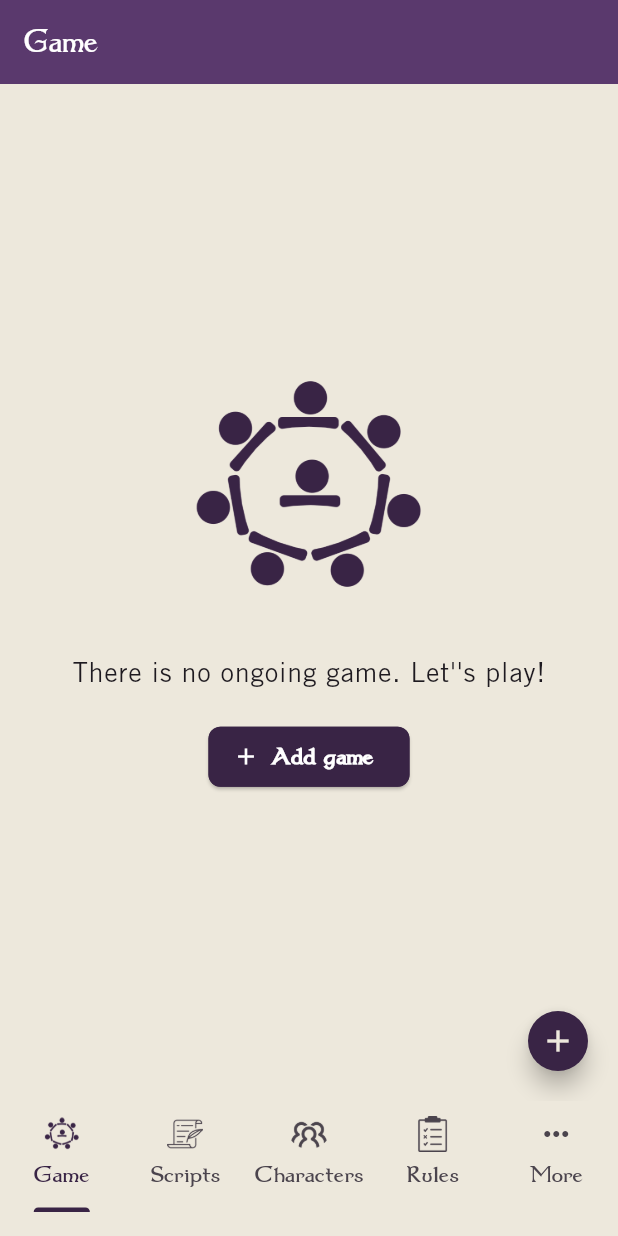
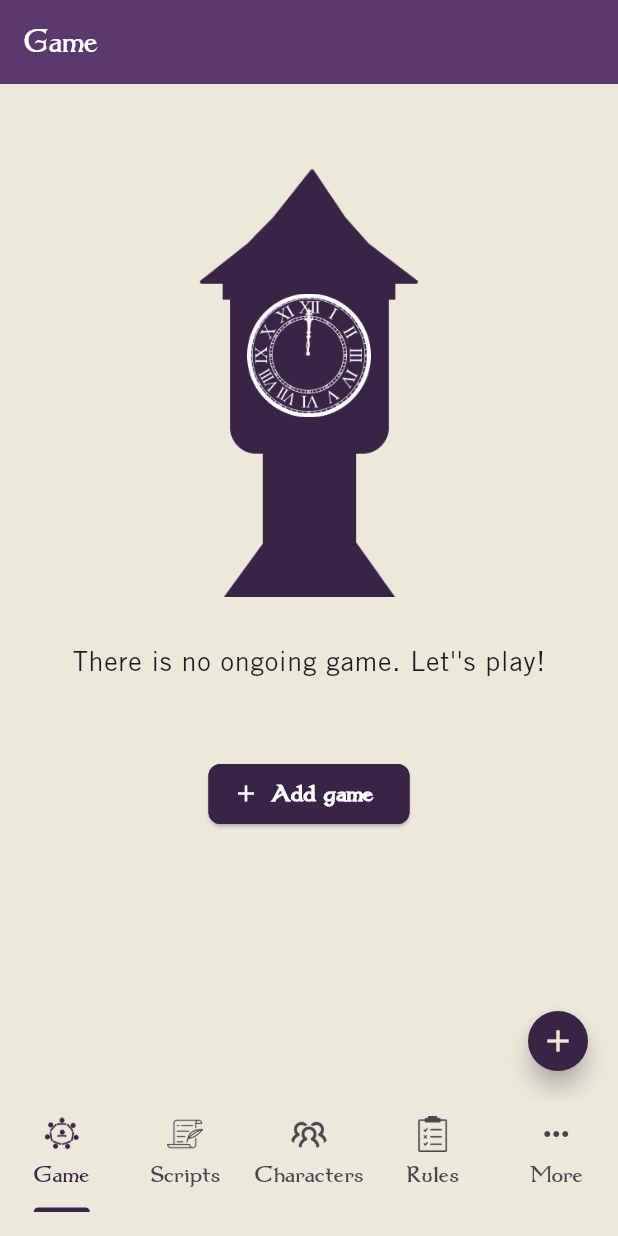
Before and after one commit to marianapatcosta/the-investigators-clues, a Flutter app: the screen it shows after launch, on a phone screen of 412 x 824 dp. Run offline on Flutter 3.47's test engine with Material 3 defaults, Android fonts, the light colour scheme and no system bars; our stand-ins replace flutter_riverpod, shared_preferences, shimmer, webview_flutter; missing offline and left inert: flutter_circular_text; generated files the repository leaves out were written again.

Commit message:
Fix player in ellipsis alignment and add few other improvements

```diff
--- a/lib/constants.dart
+++ b/lib/constants.dart
@@ -92,7 +92,7 @@ const botcWikiUrl = 'https://wiki.bloodontheclocktower.com';
 
 const kScriptsDatabaseUrl = 'botc-scripts.azurewebsites.net';
 
-const kCharactersTokensPath = 'assets/images/character_tokens';
+const kCharactersTokensPath = 'assets/images/character_tokens_off';
 
 final kInitialFavoriteScripts = mapInfoToScripts(favoriteScriptsInfo);
 
--- a/lib/screens/game.dart
+++ b/lib/screens/game.dart
@@ -116,12 +116,34 @@ class _GameScreenState extends State<GameScreen> {
 
     Widget content = SliverFillRemaining(
       hasScrollBody: false,
-      child: Center(
       child: Column(
         mainAxisSize: MainAxisSize.min,
         children: [
-            ImageIcon(const AssetImage("assets/images/game.png"),
-                size: 160, color: theme.colorScheme.primary),
+          const SizedBox(
+            height: 56,
+          ),
+          Stack(
+            children: [
+              Image(
+                image: const AssetImage("assets/images/clocktower.png"),
+                color: theme.colorScheme.primary,
+                width: 150,
+              ),
+              Positioned(
+                top: 50,
+                left: 0,
+                right: 0,
+                child: Transform.scale(
+                  scale: 0.55,
+                  child: Image(
+                    image: const AssetImage("assets/images/clock.png"),
+                    color: theme.colorScheme.onPrimary,
+                    width: 70,
+                  ),
+                ),
+              ),
+            ],
+          ),
           const SizedBox(
             height: 32,
           ),
@@ -130,7 +152,7 @@ class _GameScreenState extends State<GameScreen> {
             style: theme.textTheme.bodyLarge!.copyWith(fontSize: 18),
           ),
           const SizedBox(
-              height: 16,
+            height: 48,
           ),
           ElevatedButton.icon(
             onPressed: () {
@@ -140,7 +162,6 @@ class _GameScreenState extends State<GameScreen> {
             icon: const Icon(Icons.add),
           )
         ],
-        ),
       ),
     );
 
@@ -333,11 +354,13 @@ class _GameScreenState extends State<GameScreen> {
                   showDeleteGameDialog(
                       context, '${t.gameSetupExists} ${t.deleteGameAreYouSure}',
                       () {
+                    _addGame(context);
+                    Future.delayed(const Duration(milliseconds: 100), () async {
                       setState(() {
                         widget._gameSession = null;
                         _saveGameSession();
                       });
-                    _addGame(context);
+                    });
                   });
                 },
                 foregroundColor: theme.colorScheme.surface,
--- a/lib/widgets/scripts/script_details_content.dart
+++ b/lib/widgets/scripts/script_details_content.dart
@@ -61,13 +61,14 @@ class ScriptDetailsContent extends StatelessWidget {
   @override
   Widget build(BuildContext context) {
     final width = MediaQuery.of(context).size.width;
+    final isLargeScreen = isScreenBiggerThanX(width, ScreenSize.md);
 
     List<Widget> content = [
       for (final item in charactersByTeam.entries)
         CharactersList(characters: item.value, title: item.key)
     ];
 
-    if (width > 700) {
+    if (isLargeScreen) {
       content = [
         const SizedBox(
           height: 8,
--- a/lib/widgets/ui/modal_content_wrapper.dart
+++ b/lib/widgets/ui/modal_content_wrapper.dart
@@ -44,11 +44,12 @@ class ModalContentWrapper extends StatelessWidget {
                   ],
                 )
               : SingleChildScrollView(
-                  child: Wrap(
-                    alignment: WrapAlignment.center,
+                  child: Column(
+                    crossAxisAlignment: CrossAxisAlignment.start,
                     children: [
                       Container(
                         margin: const EdgeInsets.only(bottom: 20, top: 10),
+                        alignment: Alignment.center,
                         child: titleContent,
                       ),
                       content,
--- a/pubspec.yaml
+++ b/pubspec.yaml
@@ -86,7 +86,7 @@ flutter:
     - assets/images/top_leaf_3.png
     - assets/images/top_leaf_4.png
     - assets/images/top_leaf_5.png
-    - assets/images/clock.png
+    - assets/images/clockface.png
     - assets/images/shroud.png
     - assets/images/shroud-icon.png
     - assets/images/unknown.png
@@ -113,6 +113,8 @@ flutter:
     - assets/images/bag_outlined.png
     - assets/images/circle_one.png
     - assets/images/dice.png
+    - assets/images/clocktower.png
+    - assets/images/clock.png
 
   # An image asset can refer to one or more resolution-specific "variants", see
   # https://flutter.dev/to/resolution-aware-images
```
Also changed, not shown: lib/widgets/grimoire/grimoire.dart (+7 -7 lines), lib/widgets/grimoire/player_item.dart (+4 -3 lines), lib/widgets/scripts/character_token.dart (+5 -3 lines), lib/widgets/scripts/characters_list.dart (+6 -40 lines), lib/widgets/scripts/team_script_title.dart (+7 -6 lines), assets/images/clock.png, assets/images/clockface.png (added), assets/images/clocktower.png (added). Lines whose indentation alone changed are shown as unchanged.
